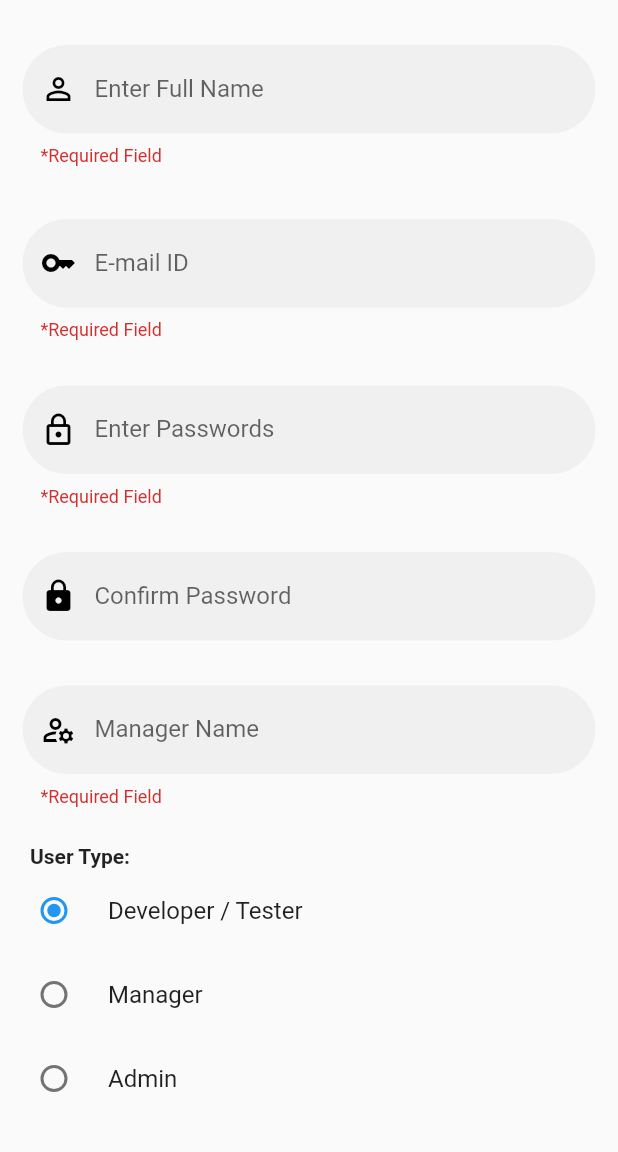
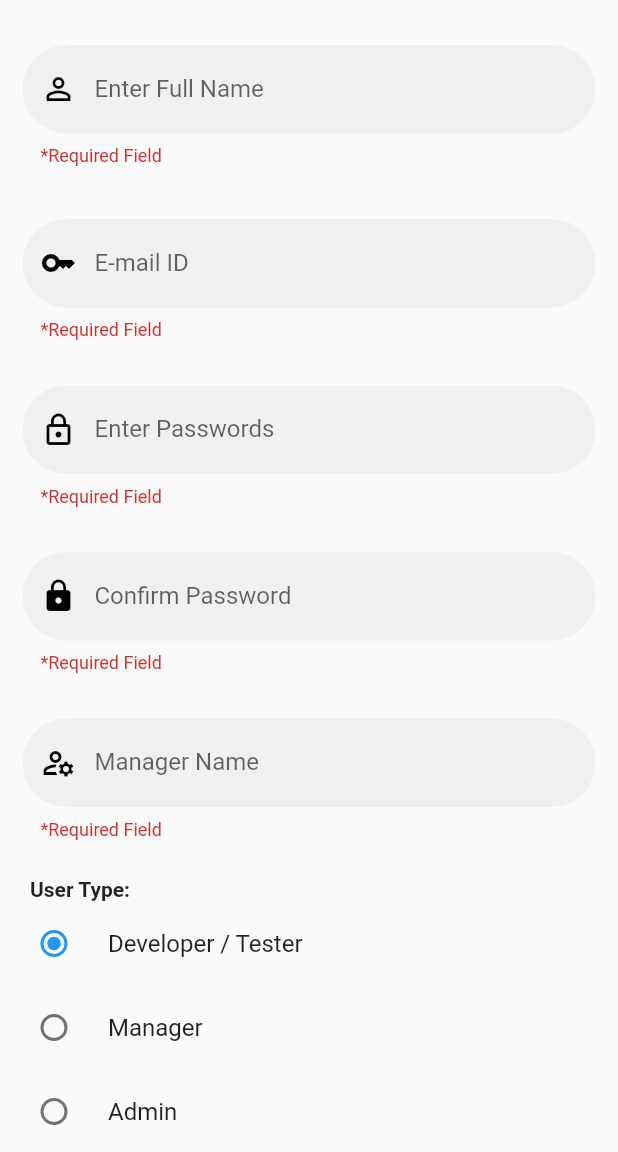
Before and after one commit to mvikash7/TrackEZ, a Flutter app: the SignUpScreen screen opened directly, after a tap on "SIGN UP", on a phone screen of 412 x 824 dp, the part 84-1236 px from its top. Run offline on Flutter 3.47's test engine with Material 2 defaults, Android fonts, the phone set to English and light mode, and no system bars; our stand-ins replace cloud_firestore, firebase_auth, firebase_core, shared_preferences; missing offline and left inert: flutter_overlay_loader; accounts and stored records are empty.

```diff
--- a/lib/screens/signup_screen.dart
+++ b/lib/screens/signup_screen.dart
@@ -163,7 +163,7 @@ class _SignUpScreenState extends State<SignUpScreen> {
                           await showAlertDialog(context, 'Password is weak. Enter strong Password');
                           }
                         } catch (e) {
-                        await showAlertDialog(context, "Something bad happen");
+                        await showAlertDialog(context, "Please try again later!");
                         }
                     });
                   }
--- a/lib/utils/validator.dart
+++ b/lib/utils/validator.dart
@@ -1,5 +1,6 @@
 
 class Validator {
+  String? _passwordText = '';
 
   String? validateUserName(String? value){
     String pattern = r'(^[a-zA-Z ]*$)';
@@ -30,6 +31,7 @@ class Validator {
   String? validatePassword(String? value){
     String pattern = r'(?=.*?[#?!@$%^&*-])';
     RegExp regExp =  RegExp(pattern);
+    _passwordText = value;
     if(value!.isEmpty){
       return '*Required Field';
     } else if(value.length <= 7){
@@ -42,16 +44,13 @@ class Validator {
   }
 
   String? validateConfirmPassword(String? value){
-    return null;
-    /*print('At the before checking ${cp} and ${p} ');
     if(value!.isEmpty){
       return '*Required Field';
-    } else if(cp != p){
-      print('inside  check ${cp} and ${p} ');
-      return 'Password did not match';
+    } else if(_passwordText!.isEmpty || value != _passwordText){
+      return 'Passwords did not match';
     }  else {
       return null;
-    }*/
+    }
   }
 
   String? validateLoginPassword(String? value){
```
